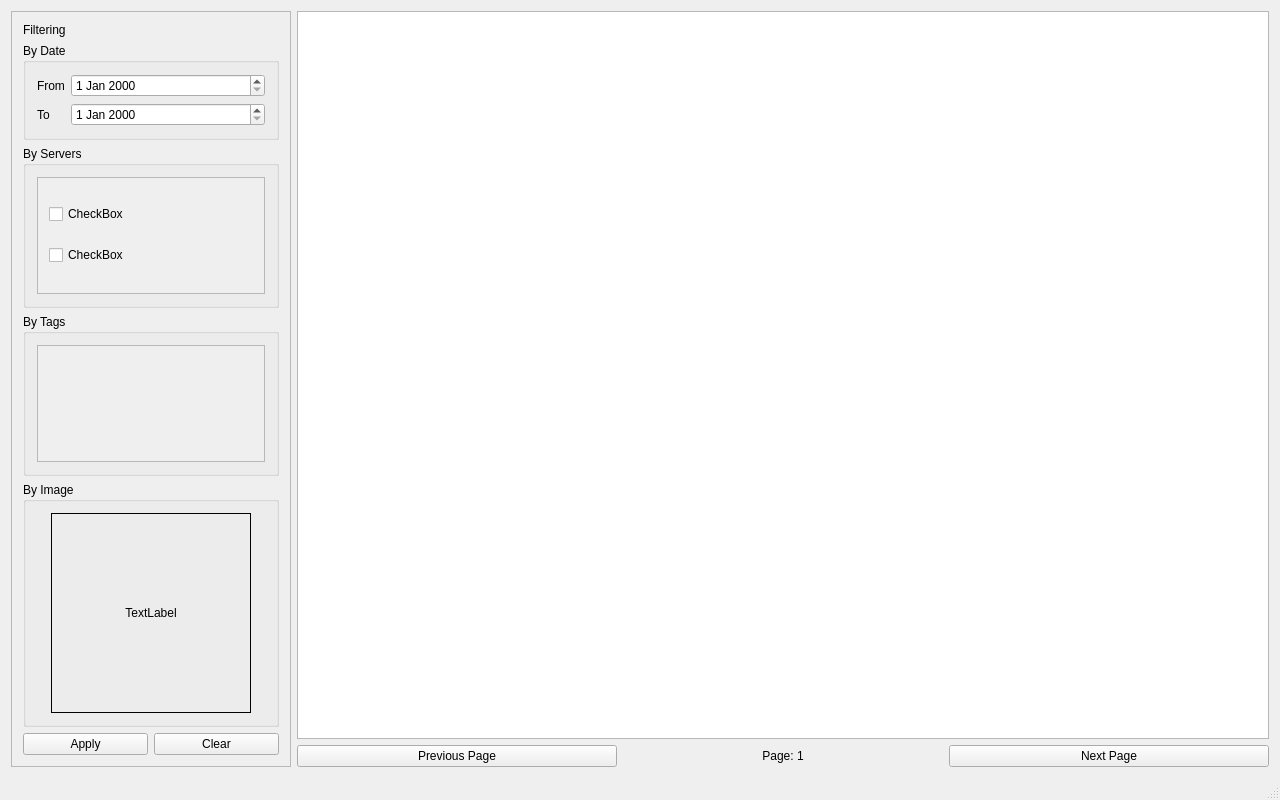
This is src/historywindow.ui in klesh/fu as Qt 5 draws it before an edit. The edited form follows.
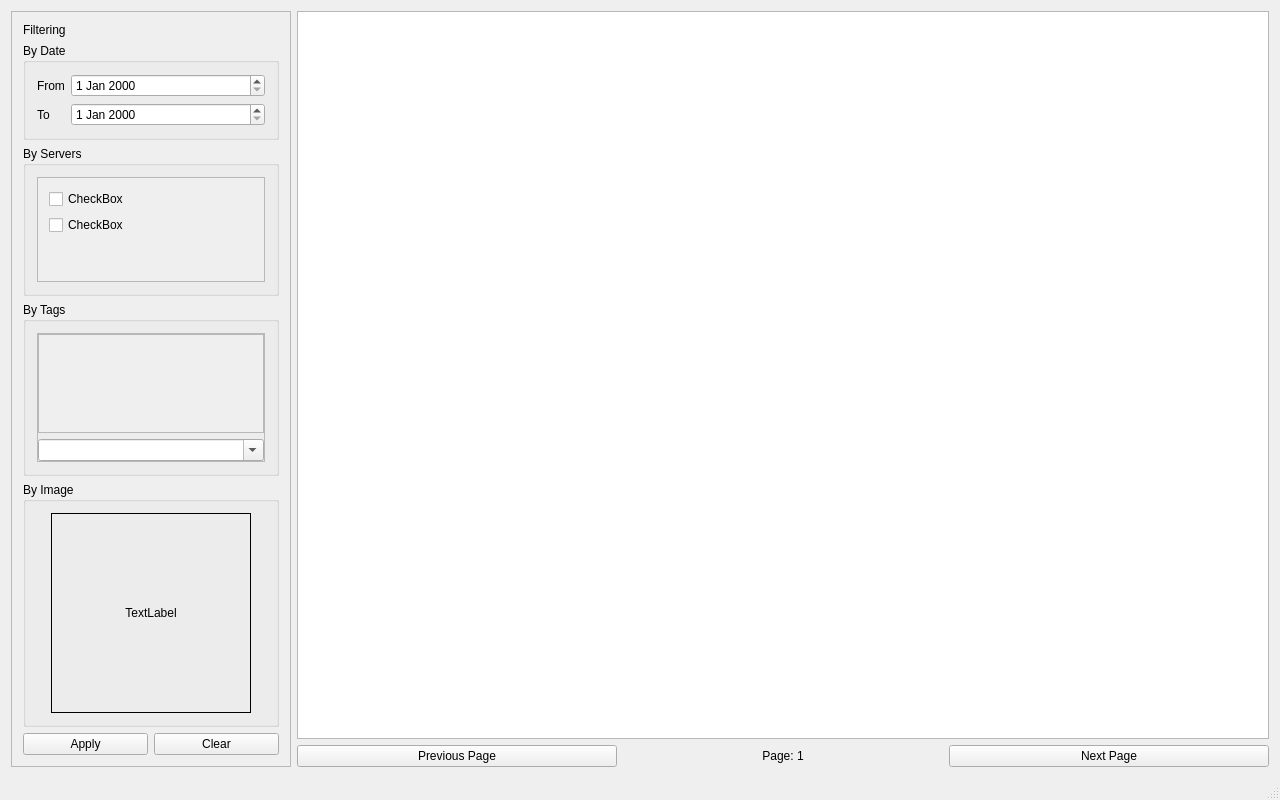
This is the edited form.

Commit message: [feature] new TagsEdit design

The edit to the form file:
```diff
--- a/src/historywindow.ui
+++ b/src/historywindow.ui
@@ -80,6 +80,12 @@
        </item>
        <item>
         <widget class="QGroupBox" name="groupBox">
+         <property name="maximumSize">
+          <size>
+           <width>16777215</width>
+           <height>150</height>
+          </size>
+         </property>
          <property name="title">
           <string>By Servers</string>
          </property>
@@ -95,7 +101,7 @@
                <x>0</x>
                <y>0</y>
                <width>238</width>
-               <height>148</height>
+               <height>116</height>
               </rect>
              </property>
              <layout class="QVBoxLayout" name="verticalLayout_3">
@@ -113,6 +119,19 @@
                 </property>
                </widget>
               </item>
+              <item>
+               <spacer name="verticalSpacer">
+                <property name="orientation">
+                 <enum>Qt::Vertical</enum>
+                </property>
+                <property name="sizeHint" stdset="0">
+                 <size>
+                  <width>20</width>
+                  <height>40</height>
+                 </size>
+                </property>
+               </spacer>
+              </item>
              </layout>
             </widget>
            </widget>
@@ -127,20 +146,57 @@
          </property>
          <layout class="QHBoxLayout" name="horizontalLayout_4">
           <item>
-           <widget class="QScrollArea" name="scrollArea">
-            <property name="widgetResizable">
-             <bool>true</bool>
+           <widget class="QFrame" name="frameTagsEdit">
+            <property name="frameShape">
+             <enum>QFrame::StyledPanel</enum>
             </property>
-            <widget class="QWidget" name="sclTags">
-             <property name="geometry">
-              <rect>
-               <x>0</x>
-               <y>0</y>
-               <width>238</width>
-               <height>147</height>
-              </rect>
+            <property name="frameShadow">
+             <enum>QFrame::Raised</enum>
+            </property>
+            <layout class="QVBoxLayout" name="verticalLayout_5">
+             <property name="leftMargin">
+              <number>0</number>
              </property>
-            </widget>
+             <property name="topMargin">
+              <number>0</number>
+             </property>
+             <property name="rightMargin">
+              <number>0</number>
+             </property>
+             <property name="bottomMargin">
+              <number>0</number>
+             </property>
+             <item>
+              <widget class="QScrollArea" name="sclSelectedTags">
+               <property name="widgetResizable">
+                <bool>true</bool>
+               </property>
+               <widget class="QWidget" name="scrollAreaWidgetContents_3">
+                <property name="geometry">
+                 <rect>
+                  <x>0</x>
+                  <y>0</y>
+                  <width>236</width>
+                  <height>151</height>
+                 </rect>
+                </property>
+               </widget>
+              </widget>
+             </item>
+             <item>
+              <widget class="QComboBox" name="cbxAddTags">
+               <property name="sizePolicy">
+                <sizepolicy hsizetype="Expanding" vsizetype="Fixed">
+                 <horstretch>0</horstretch>
+                 <verstretch>0</verstretch>
+                </sizepolicy>
+               </property>
+               <property name="editable">
+                <bool>true</bool>
+               </property>
+              </widget>
+             </item>
+            </layout>
            </widget>
           </item>
          </layout>
```
The commit also changes 4 other files.
